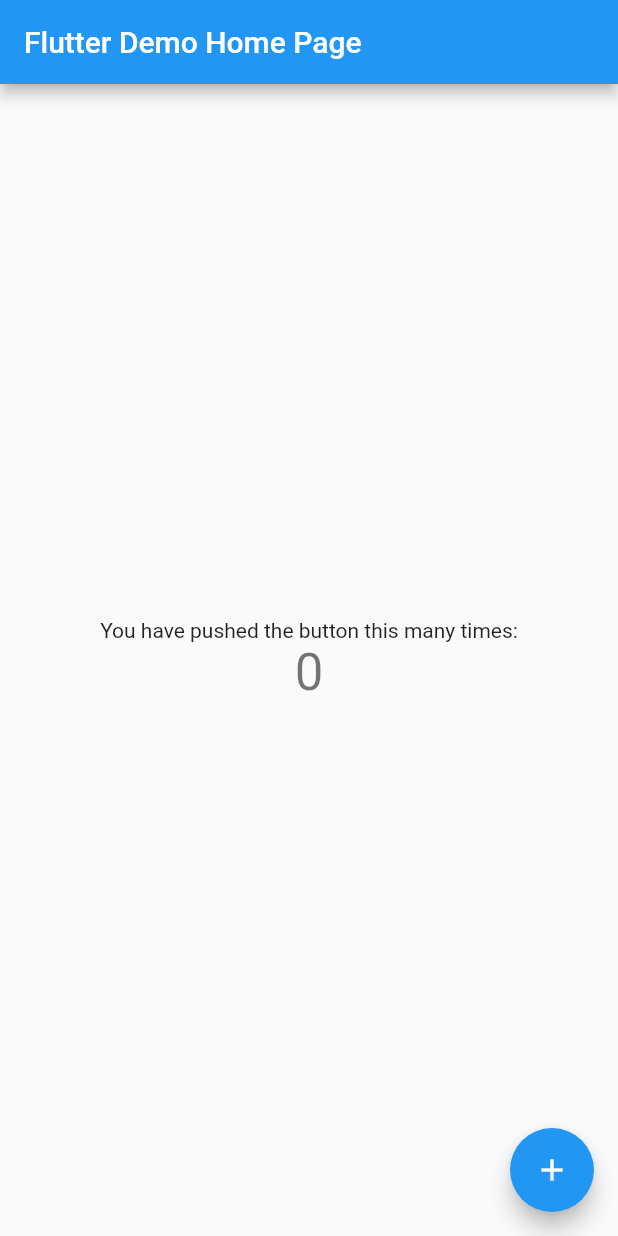
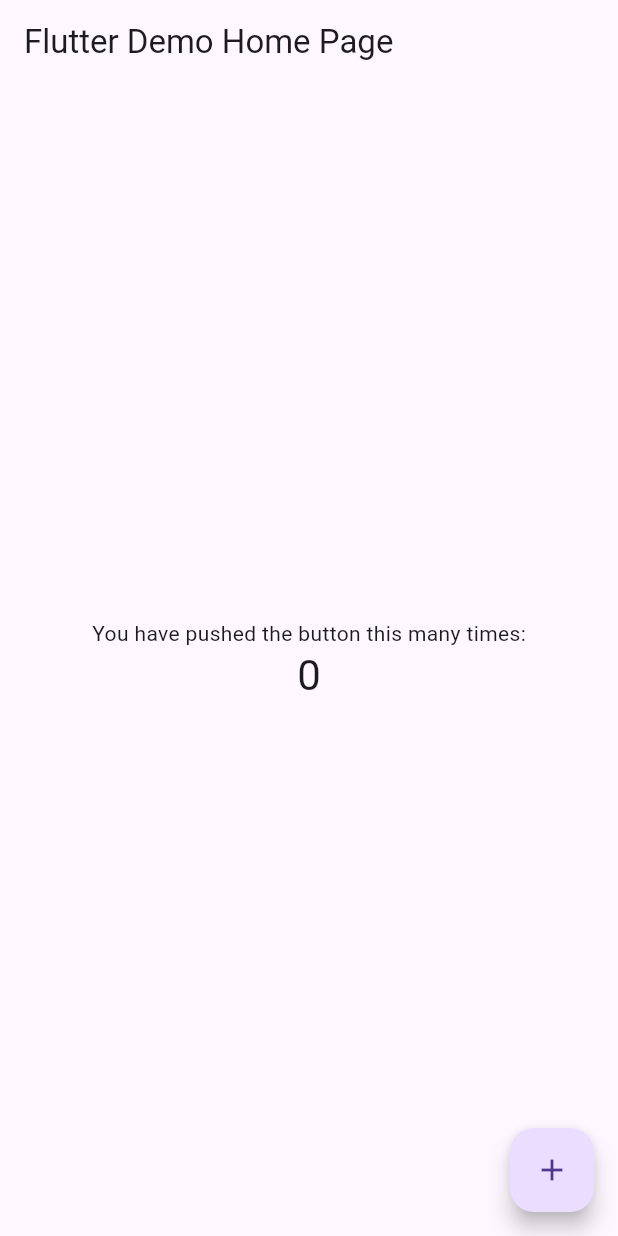
Before and after one commit to otaku1123/flutter-provider-sample, a Flutter app: the screen it shows after launch, on a phone screen of 412 x 824 dp. Run offline on Flutter 3.47's test engine with Material 2 defaults, Android fonts, the phone set to English and light mode, and no system bars.

```diff
--- a/lib/main.dart
+++ b/lib/main.dart
@@ -1,115 +1,108 @@
+// Copyright 2019 The Chromium Authors. All rights reserved.
+// Use of this source code is governed by a BSD-style license that can be
+// found in the LICENSE file.
+
 import 'package:flutter/material.dart';
+import 'package:provider/provider.dart';
 
 void main() {
-  runApp(const MyApp());
+  runApp(
+    // Provide the model to all widgets within the app. We're using
+    // ChangeNotifierProvider because that's a simple way to rebuild
+    // widgets when a model changes. We could also just use
+    // Provider, but then we would have to listen to Counter ourselves.
+    //
+    // Read Provider's docs to learn about all the available providers.
+    ChangeNotifierProvider(
+      // Initialize the model in the builder. That way, Provider
+      // can own Counter's lifecycle, making sure to call `dispose`
+      // when not needed anymore.
+      create: (context) => Counter(),
+      child: const MyApp(),
+    ),
+  );
+}
+
+/// Simplest possible model, with just one field.
+///
+/// [ChangeNotifier] is a class in `flutter:foundation`. [Counter] does
+/// _not_ depend on Provider.
+class Counter with ChangeNotifier {
+  int value = 0;
+
+  void increment() {
+    value += 1;
+    notifyListeners();
+  }
 }
 
 class MyApp extends StatelessWidget {
-  const MyApp({Key? key}) : super(key: key);
+  const MyApp({super.key});
 
-  // This widget is the root of your application.
   @override
   Widget build(BuildContext context) {
     return MaterialApp(
       title: 'Flutter Demo',
       theme: ThemeData(
-        // This is the theme of your application.
-        //
-        // Try running your application with "flutter run". You'll see the
-        // application has a blue toolbar. Then, without quitting the app, try
-        // changing the primarySwatch below to Colors.green and then invoke
-        // "hot reload" (press "r" in the console where you ran "flutter run",
-        // or simply save your changes to "hot reload" in a Flutter IDE).
-        // Notice that the counter didn't reset back to zero; the application
-        // is not restarted.
         primarySwatch: Colors.blue,
+        useMaterial3: true,
       ),
-      home: const MyHomePage(title: 'Flutter Demo Home Page'),
+      home: const MyHomePage(),
     );
   }
 }
 
-class MyHomePage extends StatefulWidget {
-  const MyHomePage({Key? key, required this.title}) : super(key: key);
-
-  // This widget is the home page of your application. It is stateful, meaning
-  // that it has a State object (defined below) that contains fields that affect
-  // how it looks.
-
-  // This class is the configuration for the state. It holds the values (in this
-  // case the title) provided by the parent (in this case the App widget) and
-  // used by the build method of the State. Fields in a Widget subclass are
-  // always marked "final".
-
-  final String title;
-
-  @override
-  State<MyHomePage> createState() => _MyHomePageState();
-}
-
-class _MyHomePageState extends State<MyHomePage> {
-  int _counter = 0;
-
-  void _incrementCounter() {
-    setState(() {
-      // This call to setState tells the Flutter framework that something has
-      // changed in this State, which causes it to rerun the build method below
-      // so that the display can reflect the updated values. If we changed
-      // _counter without calling setState(), then the build method would not be
-      // called again, and so nothing would appear to happen.
-      _counter++;
-    });
-  }
+class MyHomePage extends StatelessWidget {
+  const MyHomePage({super.key});
 
   @override
   Widget build(BuildContext context) {
-    // This method is rerun every time setState is called, for instance as done
-    // by the _incrementCounter method above.
-    //
-    // The Flutter framework has been optimized to make rerunning build methods
-    // fast, so that you can just rebuild anything that needs updating rather
-    // than having to individually change instances of widgets.
     return Scaffold(
       appBar: AppBar(
-        // Here we take the value from the MyHomePage object that was created by
-        // the App.build method, and use it to set our appbar title.
-        title: Text(widget.title),
+        title: const Text('Flutter Demo Home Page'),
       ),
       body: Center(
-        // Center is a layout widget. It takes a single child and positions it
-        // in the middle of the parent.
         child: Column(
-          // Column is also a layout widget. It takes a list of children and
-          // arranges them vertically. By default, it sizes itself to fit its
-          // children horizontally, and tries to be as tall as its parent.
-          //
-          // Invoke "debug painting" (press "p" in the console, choose the
-          // "Toggle Debug Paint" action from the Flutter Inspector in Android
-          // Studio, or the "Toggle Debug Paint" command in Visual Studio Code)
-          // to see the wireframe for each widget.
-          //
-          // Column has various properties to control how it sizes itself and
-          // how it positions its children. Here we use mainAxisAlignment to
-          // center the children vertically; the main axis here is the vertical
-          // axis because Columns are vertical (the cross axis would be
-          // horizontal).
           mainAxisAlignment: MainAxisAlignment.center,
-          children: <Widget>[
-            const Text(
-              'You have pushed the button this many times:',
-            ),
-            Text(
-              '$_counter',
-              style: Theme.of(context).textTheme.headline4,
+          children: [
+            const Text('You have pushed the button this many times:'),
+            // Consumer looks for an ancestor Provider widget
+            // and retrieves its model (Counter, in this case).
+            // Then it uses that model to build widgets, and will trigger
+            // rebuilds if the model is updated.
+            Consumer<Counter>(
+              builder: (context, counter, child) => Text(
+                '${counter.value}',
+                style: Theme.of(context).textTheme.headlineMedium,
+              ),
             ),
           ],
         ),
       ),
       floatingActionButton: FloatingActionButton(
-        onPressed: _incrementCounter,
+        onPressed: () {
+          // You can access your providers anywhere you have access
+          // to the context. One way is to use Provider.of<Counter>(context).
+          //
+          // The provider package also defines extension methods on context
+          // itself. You can call context.watch<Counter>() in a build method
+          // of any widget to access the current state of Counter, and to ask
+          // Flutter to rebuild your widget anytime Counter changes.
+          //
+          // You can't use context.watch() outside build methods, because that
+          // often leads to subtle bugs. Instead, you should use
+          // context.read<Counter>(), which gets the current state
+          // but doesn't ask Flutter for future rebuilds.
+          //
+          // Since we're in a callback that will be called whenever the user
+          // taps the FloatingActionButton, we are not in the build method here.
+          // We should use context.read().
+          var counter = context.read<Counter>();
+          counter.increment();
+        },
         tooltip: 'Increment',
         child: const Icon(Icons.add),
-      ), // This trailing comma makes auto-formatting nicer for build methods.
+      ),
     );
   }
 }
```
